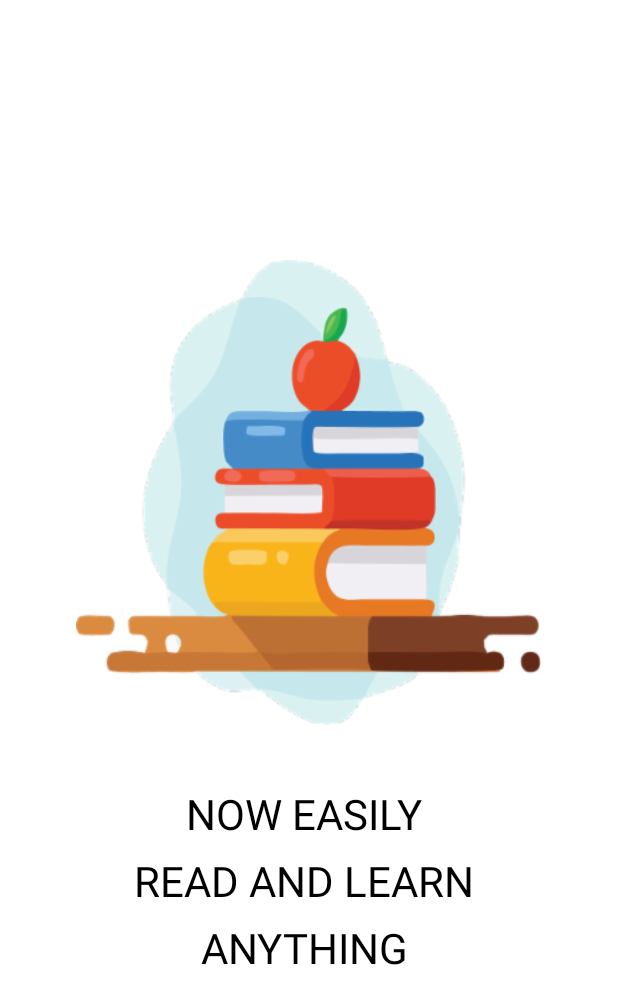
After one commit to doubleshark/NavigationDrawer, an Android app: the layout activity_splash.xml on its own in the app's theme, with its tools: preview values and no code run, on a phone screen of 412 x 824 dp. The commit adds this screen. Shown: the top 1004 px of the screen. Run offline under Robolectric (Android 15) with nearby library versions, the light colour scheme and no system bars.

Commit message:
commit 1

```diff
--- a/app/build.gradle
+++ b/app/build.gradle
@@ -35,5 +35,4 @@ dependencies {
     implementation 'com.r0adkll:slidableactivity:2.0.6'
 
 
-
 }
--- a/app/src/main/java/com/example/srk/navigationdrawer/MainActivity.java
+++ b/app/src/main/java/com/example/srk/navigationdrawer/MainActivity.java
@@ -158,6 +158,7 @@ public class MainActivity extends AppCompatActivity implements NavigationView.On
         return true;
     }
 
+    // this is use for double back button exit
     @Override
     public void onBackPressed() {
 
--- /dev/null
+++ b/app/src/main/res/anim/fromtopbottom.xml
@@ -0,0 +1,12 @@
+<?xml version="1.0" encoding="utf-8"?>
+<set xmlns:android="http://schemas.android.com/apk/res/android"
+    android:duration="800"
+    android:startOffset="1000">
+
+    <translate android:fromYDelta="400"
+               android:toYDelta="0"/>
+
+    <alpha android:fromAlpha="0.0"
+           android:toAlpha="1.0"/>
+
+</set>
--- /dev/null
+++ b/app/src/main/res/anim/smalltobig.xml
@@ -0,0 +1,16 @@
+<?xml version="1.0" encoding="utf-8"?>
+<set xmlns:android="http://schemas.android.com/apk/res/android"
+    android:duration="800"
+    android:startOffset="300">
+
+    <scale android:fromXScale="0.0"
+        android:fromYScale="0.0"
+        android:toXScale="1.0"
+        android:toYScale="1.0"
+        android:pivotX="50%"
+        android:pivotY="50%" />
+
+    <alpha android:fromAlpha="0.0"
+        android:toAlpha="1.0" />
+
+</set>
--- /dev/null
+++ b/app/src/main/res/layout/activity_splash.xml
@@ -0,0 +1,32 @@
+<?xml version="1.0" encoding="utf-8"?>
+<LinearLayout
+    xmlns:android="http://schemas.android.com/apk/res/android"
+    xmlns:app="http://schemas.android.com/apk/res-auto"
+    xmlns:tools="http://schemas.android.com/tools"
+    android:layout_width="match_parent"
+    android:layout_height="match_parent"
+    tools:context=".MainActivity"
+    android:orientation="vertical"
+    android:gravity="center"
+    android:background="@android:color/white">
+
+    <ImageView
+        android:id="@+id/image_splash"
+        android:layout_width="310dp"
+        android:layout_height="310dp"
+        android:src="@drawable/booksplash"
+        />
+
+    <TextView
+        android:id="@+id/text_splash"
+        android:layout_width="wrap_content"
+        android:layout_height="wrap_content"
+        android:lineSpacingExtra="12dp"
+        android:text="NOW EASILY \nREAD AND LEARN \nANYTHING "
+        android:textAlignment="center"
+        android:textSize="28dp"
+        android:textColor="@android:color/black"
+        android:layout_marginTop="40dp"/>
+
+
+</LinearLayout>
```
Also changed, not shown: app/src/main/AndroidManifest.xml (+8 -5 lines), app/src/main/java/com/example/srk/navigationdrawer/SplashActivity.java (added, +50 -0 lines), app/src/main/res/drawable-hdpi/booksplash.png (added), app/src/main/res/drawable-ldpi/booksplash.png (added), app/src/main/res/drawable-mdpi/booksplash.png (added), app/src/main/res/drawable-xhdpi/booksplash.png (added), app/src/main/res/drawable-xxhdpi/booksplash.png (added), app/src/main/res/drawable-xxxhdpi/booksplash.png (added).
